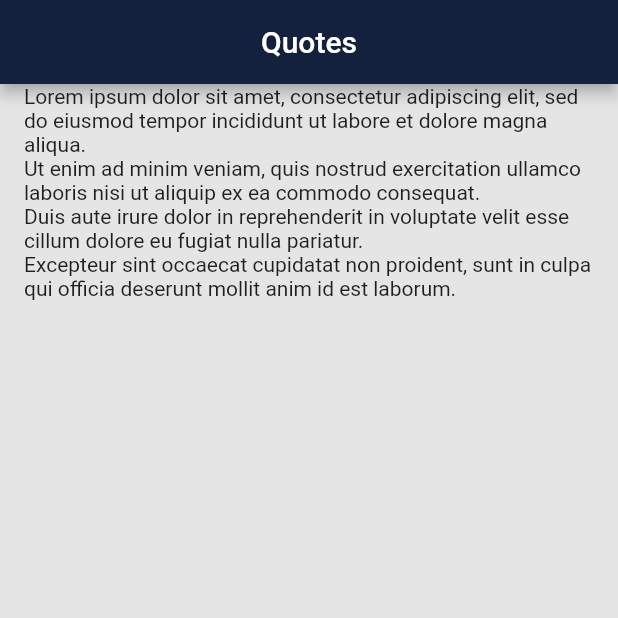
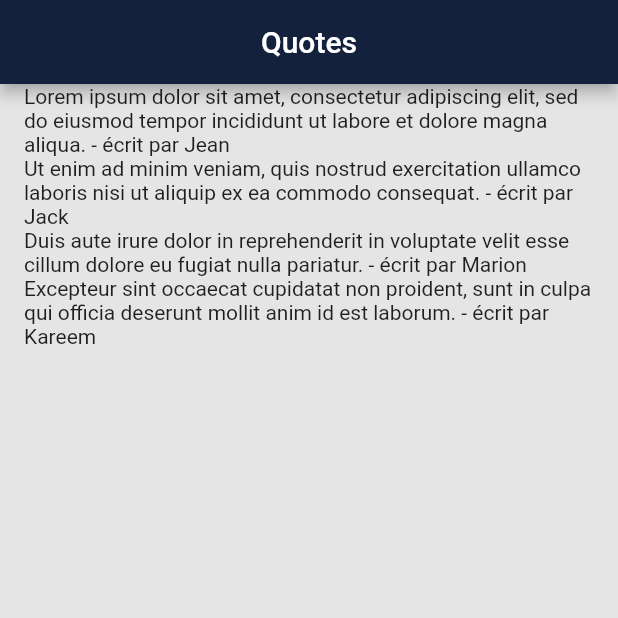
Before and after one commit to medericgb/flutter_app, a Flutter app: the screen it shows after launch, on a phone screen of 412 x 824 dp, the top half of it. Run offline on Flutter 3.47's test engine with Material 2 defaults, Android fonts, the phone set to English and light mode, and no system bars.

Commit message:
Quote class

```diff
--- a/lib/main.dart
+++ b/lib/main.dart
@@ -1,4 +1,5 @@
 import 'package:flutter/material.dart';
+import 'quote.dart';
 
 void main() => runApp(MaterialApp(
       home: QuotesList(),
@@ -12,12 +13,30 @@ class QuotesList extends StatefulWidget {
 }
 
 class _QuotesListState extends State<QuotesList> {
-  List<String> quotes = [
-    'Lorem ipsum dolor sit amet, consectetur adipiscing elit, sed do eiusmod tempor incididunt ut labore et dolore magna aliqua.',
-    'Ut enim ad minim veniam, quis nostrud exercitation ullamco laboris nisi ut aliquip ex ea commodo consequat.',
-    'Duis aute irure dolor in reprehenderit in voluptate velit esse cillum dolore eu fugiat nulla pariatur.',
-    'Excepteur sint occaecat cupidatat non proident, sunt in culpa qui officia deserunt mollit anim id est laborum.'
+  List<Quote> quotes = [
+    Quote(
+      author: 'Jean',
+      text:
+          'Lorem ipsum dolor sit amet, consectetur adipiscing elit, sed do eiusmod tempor incididunt ut labore et dolore magna aliqua.',
+    ),
+    Quote(
+      author: 'Jack',
+      text:
+          'Ut enim ad minim veniam, quis nostrud exercitation ullamco laboris nisi ut aliquip ex ea commodo consequat.',
+    ),
+    Quote(
+      author: 'Marion',
+      text:
+          'Duis aute irure dolor in reprehenderit in voluptate velit esse cillum dolore eu fugiat nulla pariatur.',
+    ),
+    Quote(
+      author: 'Kareem',
+      text:
+          'Excepteur sint occaecat cupidatat non proident, sunt in culpa qui officia deserunt mollit anim id est laborum.',
+    ),
   ];
+
+  List<String> authors = [];
 
   @override
   Widget build(BuildContext context) {
@@ -31,7 +50,13 @@ class _QuotesListState extends State<QuotesList> {
       body: Container(
         margin: const EdgeInsets.symmetric(horizontal: 16.0),
         child: Column(
-          children: quotes.map((quote) => Text(quote)).toList(),
+          children: quotes
+              .map(
+                (quote) => Text(
+                  '${quote.text} - écrit par ${quote.author}',
+                ),
+              )
+              .toList(),
         ),
       ),
     );
--- /dev/null
+++ b/lib/quote.dart
@@ -0,0 +1,5 @@
+class Quote {
+  String text;
+  String author;
+  Quote({this.text, this.author});
+}
```
